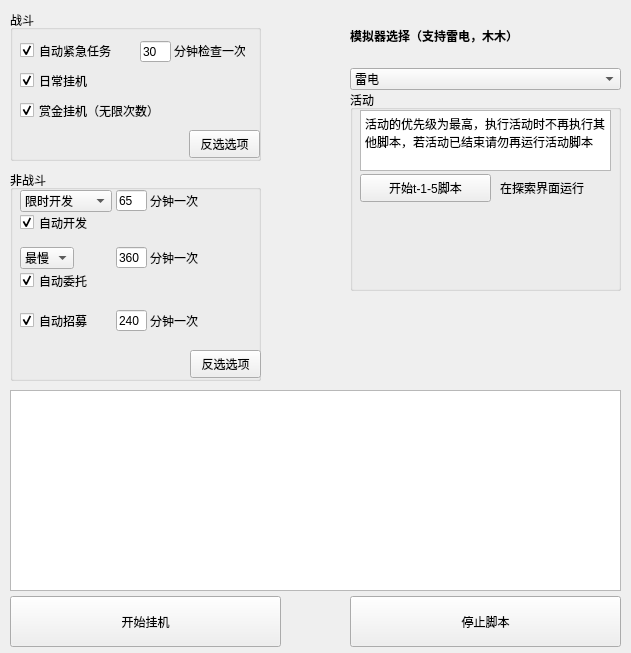
Old version of the form player.ui in the repository HermitZHQ/GameAssistant.
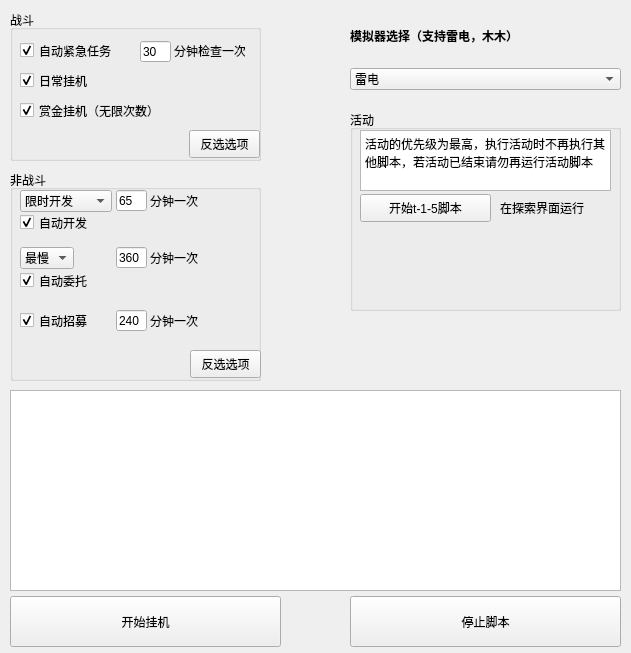
New version of the form.

```diff
--- a/player.ui
+++ b/player.ui
@@ -411,7 +411,7 @@
    <property name="geometry">
     <rect>
      <x>350</x>
-     <y>90</y>
+     <y>110</y>
      <width>271</width>
      <height>201</height>
     </rect>
```
Left out of the diff: 8 changed lines with no effect on the pictures.
